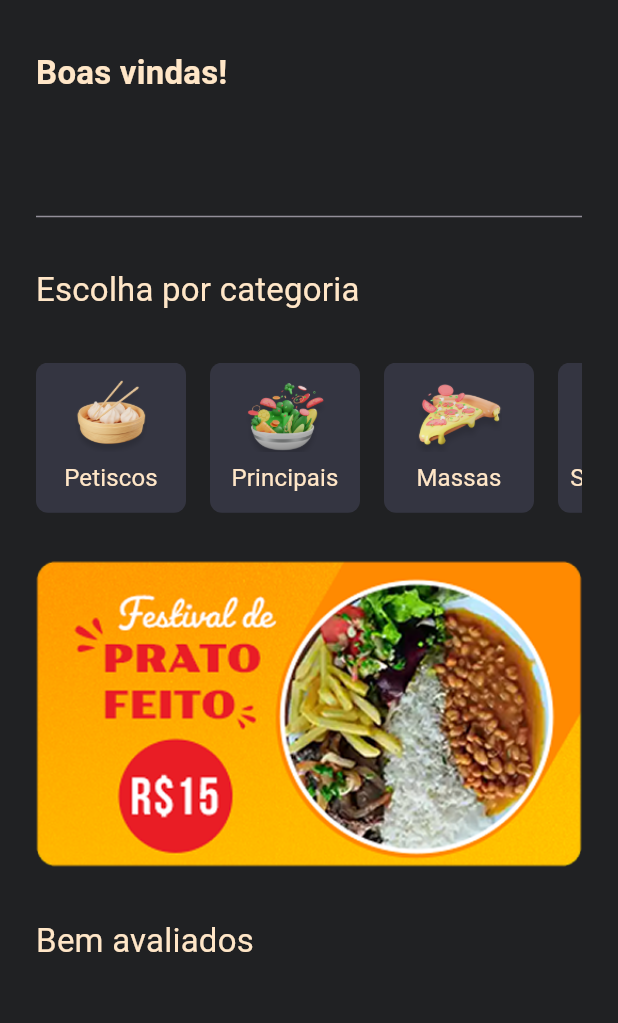
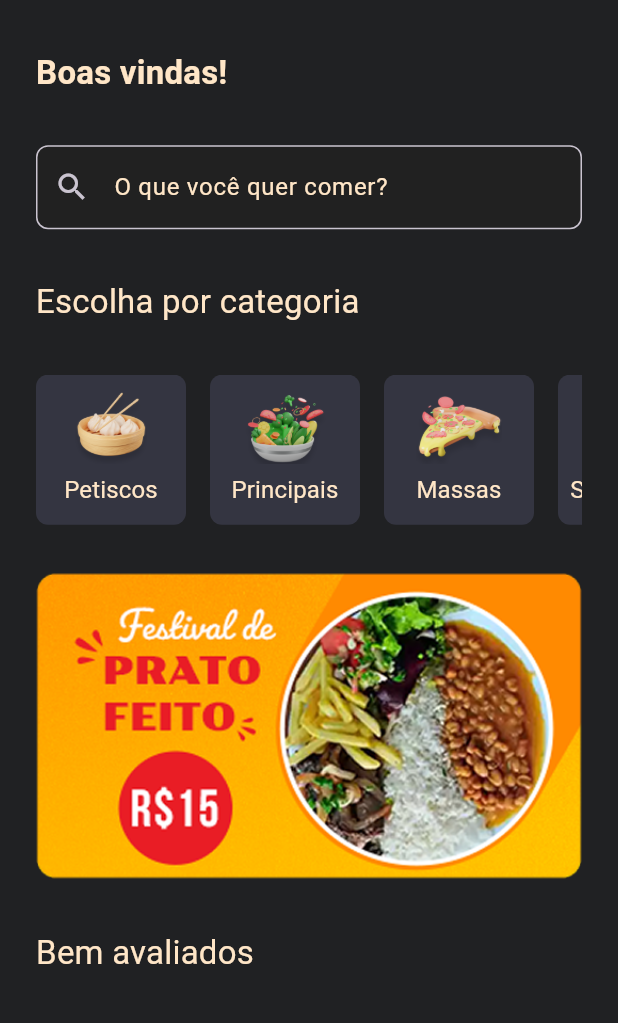
Before and after one commit to ricarthlima/flutter_imersao_techtaste, a Flutter app: the HomeScreen screen opened directly, on a phone screen of 412 x 824 dp, the part 136-1159 px from its top. Run offline on Flutter 3.47's test engine with Material 3 defaults, Android fonts, the light colour scheme and no system bars.

Commit message:
home: search input field

```diff
--- a/lib/ui/_core/app_theme.dart
+++ b/lib/ui/_core/app_theme.dart
@@ -19,6 +19,28 @@ abstract class AppTheme {
         color: AppColors.mainLightColor,
       ),
     ),
+    inputDecorationTheme: _inputDecorationTheme,
+  );
+
+  static final InputDecorationTheme _inputDecorationTheme =
+      InputDecorationTheme(
+    border: OutlineInputBorder(
+      borderRadius: BorderRadius.circular(8.0),
+      borderSide: BorderSide(
+        width: 1,
+        color: Colors.white,
+      ),
+    ),
+    focusedBorder: OutlineInputBorder(
+      borderRadius: BorderRadius.circular(8.0),
+      borderSide: BorderSide(
+        width: 1,
+        color: AppColors.mainLightColor,
+      ),
+    ),
+    focusColor: AppColors.mainLightColor,
+    filled: true,
+    fillColor: Colors.grey[900],
   );
 
   static final AppBarTheme _appBarTheme = AppBarTheme(
--- a/lib/ui/home/home_screen.dart
+++ b/lib/ui/home/home_screen.dart
@@ -1,6 +1,7 @@
 import 'package:flutter/material.dart';
 import 'package:flutter_imersao_techtaste/data/categories_data.dart';
 import 'package:flutter_imersao_techtaste/models/category.dart';
+import 'package:flutter_imersao_techtaste/ui/_core/app_colors.dart';
 import 'package:flutter_imersao_techtaste/ui/home/widgets/category_widget.dart';
 
 class HomeScreen extends StatelessWidget {
@@ -37,7 +38,13 @@ class HomeScreen extends StatelessWidget {
                       fontWeight: FontWeight.w700,
                     ),
               ),
-              TextFormField(),
+              TextFormField(
+                decoration: InputDecoration(
+                  prefixIcon: Icon(Icons.search),
+                  labelText: "O que você quer comer?",
+                  labelStyle: TextStyle(color: AppColors.mainLightColor),
+                ),
+              ),
               Text(
                 "Escolha por categoria",
                 style: Theme.of(context).textTheme.titleMedium,
```
